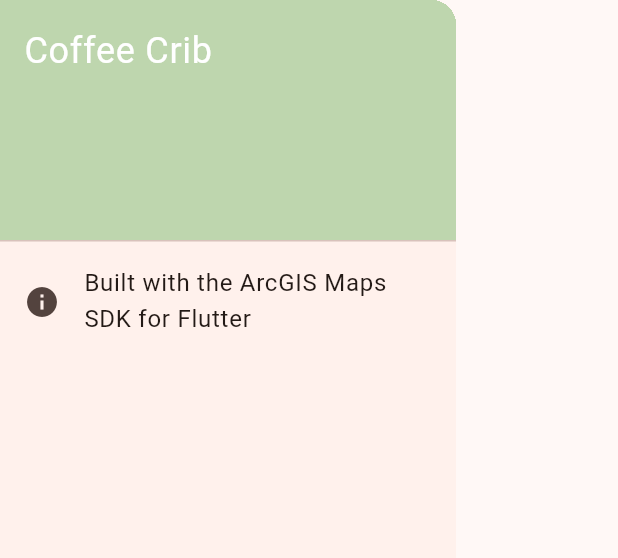
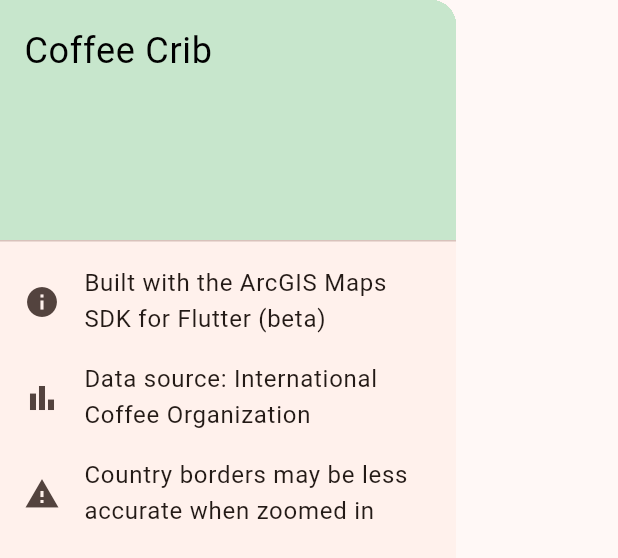
Before and after one commit to Rachael-E/coffee_crib, a Flutter app: the CustomDrawer widget shown alone on an empty page, opened directly, on a phone screen of 412 x 824 dp. Shown: the top 558 px of the screen. Run offline on Flutter 3.47's test engine with Material 3 defaults, Android fonts, the phone set to English and light mode, and no system bars; our stand-ins replace sliding_up_panel; missing offline and left inert: arcgis_maps.

Commit message:
add color manager, handle north reset and add more info to drawer

```diff
--- a/lib/components/custom_drawer.dart
+++ b/lib/components/custom_drawer.dart
@@ -13,27 +13,30 @@ class _CustomDrawerState extends State<CustomDrawer> {
   @override
   Widget build(BuildContext context) {
     return Drawer(
-      child: ListView(padding: EdgeInsets.zero, children: <Widget>[
-        const DrawerHeader(
+      child: ListView(padding: EdgeInsets.zero, children: const <Widget>[
+         DrawerHeader(
           decoration: BoxDecoration(
-            color: Color.fromARGB(255, 190, 214, 174),
+            color: Color.fromARGB(255, 199, 230, 204),
           ),
-          child: Text(
+          child:  Text(
             'Coffee Crib',
             style: TextStyle(
-              color: Colors.white,
+              color: Colors.black,
               fontSize: 24,
             ),
           ),
         ),
         ListTile(
-          leading: const Icon(Icons.info),
-          title: const Text('Built with the ArcGIS Maps SDK for Flutter'),
-          onTap: () {
-            setState(() {
-              selectedPage = 'Messages';
-            });
-          },
+          leading: Icon(Icons.info),
+          title: Text('Built with the ArcGIS Maps SDK for Flutter (beta)'),
+        ),
+        ListTile(
+          leading: Icon(Icons.bar_chart),
+          title: Text('Data source: International Coffee Organization'),
+        ),
+        ListTile(
+          leading: Icon(Icons.warning),
+          title: Text('Country borders may be less accurate when zoomed in'),
         ),
       ]),
     );
```
Also changed, not shown: lib/map_page.dart (+23 -5 lines).
